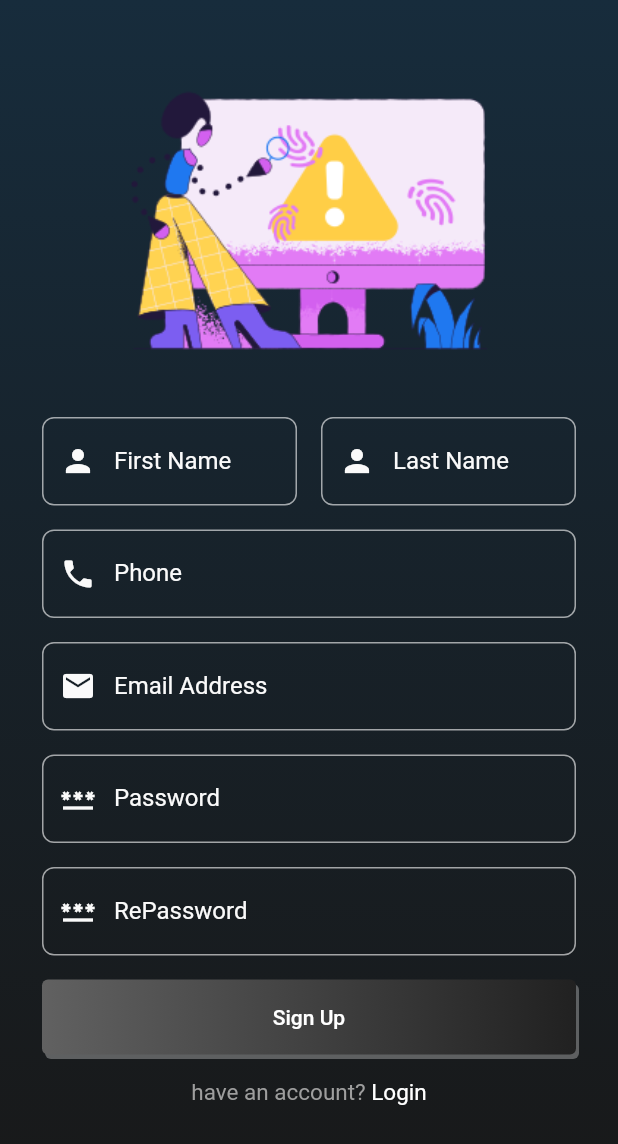
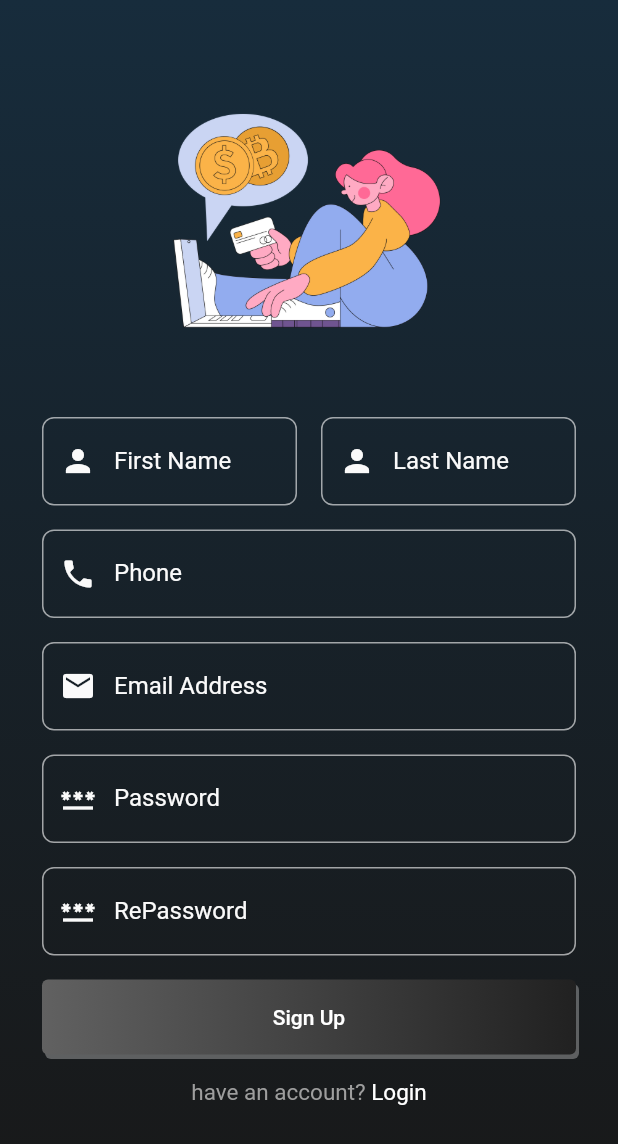
Before and after one commit to colonal/Google-DSC-Task, a Flutter app: the SignUpScreen screen opened directly, on a phone screen of 412 x 824 dp. Shown: the top 1144 px of the screen. Run offline on Flutter 3.47's test engine with Material 2 defaults, Android fonts, the light colour scheme and no system bars; our stand-ins replace charts_flutter, cloud_firestore, firebase_auth, firebase_core, flutter_otp_text_field; missing offline and left inert: charts_common; accounts and stored records are empty.

Commit message:
code Refactoring

```diff
--- a/lib/screen/signup_screen.dart
+++ b/lib/screen/signup_screen.dart
@@ -61,7 +61,7 @@ class _SignUpScreenState extends State<SignUpScreen> {
                   SizedBox(
                     height: 250,
                     width: 250,
-                    child: Image.asset("assets/images/1.png"),
+                    child: Image.asset("assets/images/signup.png"),
                   ),
                   Row(
                     children: [
```
Also changed, not shown: 8 other files.
